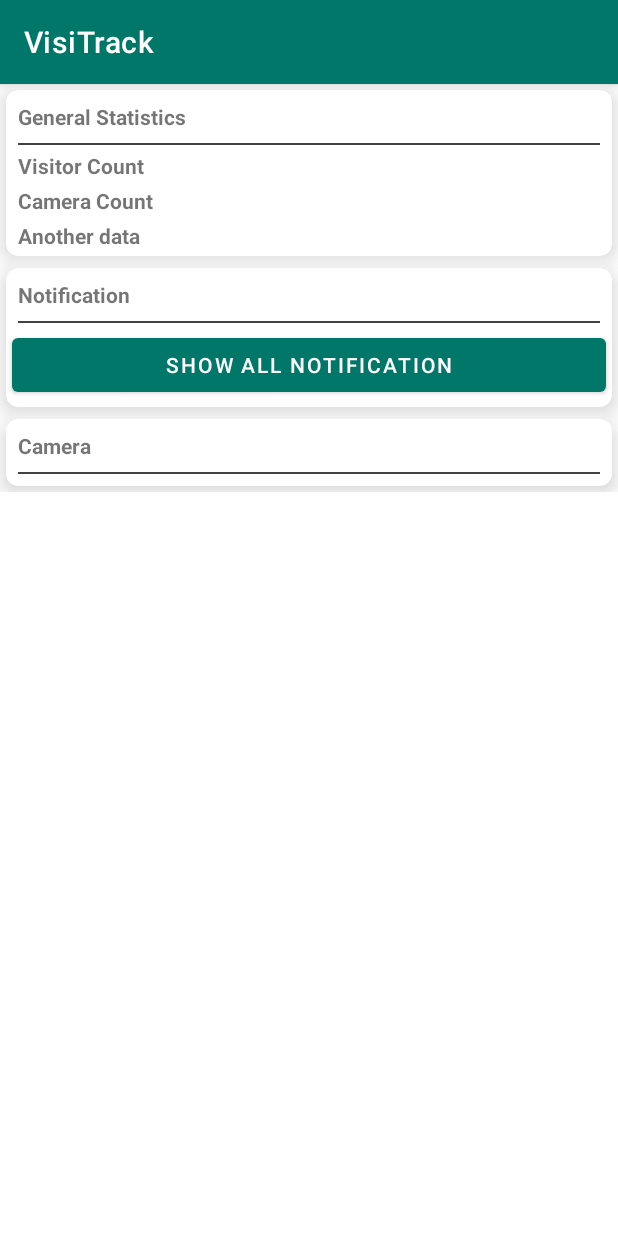
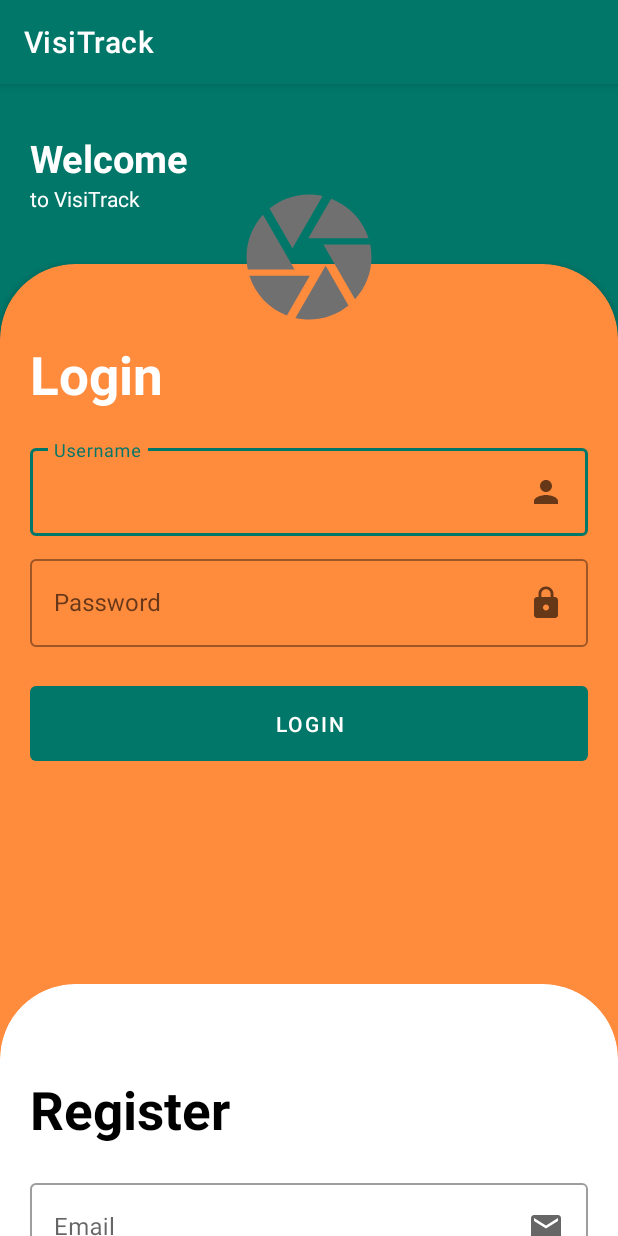
Before and after one commit to raihanrahman90/VisiTrack, an Android app: the screen it shows after launch (MainActivity before the commit, LoginActivity after it), on a phone screen of 412 x 824 dp. Run offline under Robolectric (Android 15) with nearby library versions, the light colour scheme and no system bars; our stand-ins replace CircleImageView.

Commit message:
Finished Designing Login

```diff
--- a/Android/VisiTrack/app/build.gradle
+++ b/Android/VisiTrack/app/build.gradle
@@ -42,7 +42,11 @@ dependencies {
     implementation 'androidx.appcompat:appcompat:1.3.0'
     implementation 'com.google.android.material:material:1.3.0'
     implementation 'androidx.constraintlayout:constraintlayout:2.0.4'
-    testImplementation 'junit:junit:4.+'
+    implementation 'androidx.annotation:annotation:1.2.0'
+    implementation 'androidx.lifecycle:lifecycle-livedata-ktx:2.3.1'
+    implementation 'androidx.lifecycle:lifecycle-viewmodel-ktx:2.3.1'
+    implementation 'de.hdodenhof:circleimageview:3.1.0'
+    testImplementation 'junit:junit:4.13.2'
     androidTestImplementation 'androidx.test.ext:junit:1.1.2'
     androidTestImplementation 'androidx.test.espresso:espresso-core:3.3.0'
 }
--- /dev/null
+++ b/Android/VisiTrack/app/src/main/java/com/visitrack/LoginActivity.kt
@@ -0,0 +1,14 @@
+package com.visitrack
+
+import androidx.appcompat.app.AppCompatActivity
+import android.os.Bundle
+import com.visitrack.databinding.ActivityLoginBinding
+
+class LoginActivity : AppCompatActivity() {
+    private lateinit var binding: ActivityLoginBinding
+    override fun onCreate(savedInstanceState: Bundle?) {
+        super.onCreate(savedInstanceState)
+        binding = ActivityLoginBinding.inflate(layoutInflater)
+        setContentView(binding.root)
+    }
+}
--- /dev/null
+++ b/Android/VisiTrack/app/src/main/res/drawable/ic_baseline_email_24.xml
@@ -0,0 +1,10 @@
+<vector xmlns:android="http://schemas.android.com/apk/res/android"
+    android:width="24dp"
+    android:height="24dp"
+    android:viewportWidth="24"
+    android:viewportHeight="24"
+    android:tint="?attr/colorControlNormal">
+  <path
+      android:fillColor="@android:color/white"
+      android:pathData="M20,4L4,4c-1.1,0 -1.99,0.9 -1.99,2L2,18c0,1.1 0.9,2 2,2h16c1.1,0 2,-0.9 2,-2L22,6c0,-1.1 -0.9,-2 -2,-2zM20,8l-8,5 -8,-5L4,6l8,5 8,-5v2z"/>
+</vector>
--- /dev/null
+++ b/Android/VisiTrack/app/src/main/res/drawable/ic_baseline_lock_24.xml
@@ -0,0 +1,10 @@
+<vector xmlns:android="http://schemas.android.com/apk/res/android"
+    android:width="24dp"
+    android:height="24dp"
+    android:viewportWidth="24"
+    android:viewportHeight="24"
+    android:tint="?attr/colorControlNormal">
+  <path
+      android:fillColor="@android:color/white"
+      android:pathData="M18,8h-1L17,6c0,-2.76 -2.24,-5 -5,-5S7,3.24 7,6v2L6,8c-1.1,0 -2,0.9 -2,2v10c0,1.1 0.9,2 2,2h12c1.1,0 2,-0.9 2,-2L20,10c0,-1.1 -0.9,-2 -2,-2zM12,17c-1.1,0 -2,-0.9 -2,-2s0.9,-2 2,-2 2,0.9 2,2 -0.9,2 -2,2zM15.1,8L8.9,8L8.9,6c0,-1.71 1.39,-3.1 3.1,-3.1 1.71,0 3.1,1.39 3.1,3.1v2z"/>
+</vector>
--- /dev/null
+++ b/Android/VisiTrack/app/src/main/res/drawable/ic_baseline_person_24.xml
@@ -0,0 +1,10 @@
+<vector xmlns:android="http://schemas.android.com/apk/res/android"
+    android:width="24dp"
+    android:height="24dp"
+    android:viewportWidth="24"
+    android:viewportHeight="24"
+    android:tint="?attr/colorControlNormal">
+  <path
+      android:fillColor="@android:color/white"
+      android:pathData="M12,12c2.21,0 4,-1.79 4,-4s-1.79,-4 -4,-4 -4,1.79 -4,4 1.79,4 4,4zM12,14c-2.67,0 -8,1.34 -8,4v2h16v-2c0,-2.66 -5.33,-4 -8,-4z"/>
+</vector>
--- /dev/null
+++ b/Android/VisiTrack/app/src/main/res/layout/activity_login.xml
@@ -0,0 +1,50 @@
+<?xml version="1.0" encoding="utf-8"?>
+<androidx.constraintlayout.widget.ConstraintLayout xmlns:android="http://schemas.android.com/apk/res/android"
+    xmlns:app="http://schemas.android.com/apk/res-auto"
+    xmlns:tools="http://schemas.android.com/tools"
+    android:layout_width="match_parent"
+    android:layout_height="match_parent"
+    android:background="?colorPrimary"
+    tools:context=".LoginActivity">
+
+    <TextView
+        android:id="@+id/tv_welcome"
+        android:layout_width="wrap_content"
+        android:layout_height="wrap_content"
+        android:layout_marginStart="20dp"
+        android:layout_marginTop="32dp"
+        android:text="@string/welcome"
+        android:textColor="@color/white"
+        android:textSize="25sp"
+        android:textStyle="bold"
+        app:layout_constraintStart_toStartOf="parent"
+        app:layout_constraintTop_toTopOf="parent" />
+
+    <TextView
+        android:layout_width="wrap_content"
+        android:layout_height="wrap_content"
+        android:text="@string/to_visitrack"
+        android:textColor="@color/white"
+        android:textSize="14sp"
+        app:layout_constraintStart_toStartOf="@+id/tv_welcome"
+        app:layout_constraintTop_toBottomOf="@+id/tv_welcome" />
+
+    <de.hdodenhof.circleimageview.CircleImageView
+        android:layout_width="100dp"
+        android:layout_height="100dp"
+        android:layout_marginTop="65dp"
+        android:elevation="8dp"
+        android:src="@drawable/ic_baseline_camera_200"
+        app:civ_circle_background_color="@color/white"
+        app:layout_constraintEnd_toEndOf="parent"
+        app:layout_constraintStart_toStartOf="parent"
+        app:layout_constraintTop_toTopOf="parent" />
+
+    <include
+        android:id="@+id/content_login"
+        layout="@layout/content_login"/>
+
+    <include
+        android:id="@+id/content_register"
+        layout="@layout/content_register"/>
+</androidx.constraintlayout.widget.ConstraintLayout>
--- /dev/null
+++ b/Android/VisiTrack/app/src/main/res/layout/content_login.xml
@@ -0,0 +1,85 @@
+<?xml version="1.0" encoding="utf-8"?>
+<androidx.cardview.widget.CardView xmlns:android="http://schemas.android.com/apk/res/android"
+    xmlns:app="http://schemas.android.com/apk/res-auto"
+    xmlns:tools="http://schemas.android.com/tools"
+    android:layout_width="match_parent"
+    android:layout_height="match_parent"
+    android:layout_marginTop="120dp"
+    android:layout_marginBottom="-50dp"
+    android:backgroundTint="?colorSecondary"
+    app:cardCornerRadius="50dp">
+
+    <androidx.constraintlayout.widget.ConstraintLayout
+        android:layout_width="match_parent"
+        android:layout_height="match_parent">
+
+        <TextView
+            android:id="@+id/tv_login"
+            android:layout_width="wrap_content"
+            android:layout_height="wrap_content"
+            android:layout_marginStart="20dp"
+            android:layout_marginTop="50dp"
+            android:text="@string/login"
+            android:textColor="@color/white"
+            android:textSize="35sp"
+            android:textStyle="bold"
+            app:layout_constraintStart_toStartOf="parent"
+            app:layout_constraintTop_toTopOf="parent" />
+
+        <com.google.android.material.textfield.TextInputLayout
+            android:id="@+id/layout_username"
+            android:layout_width="match_parent"
+            android:layout_height="wrap_content"
+            android:layout_marginEnd="20dp"
+            android:layout_marginStart="20dp"
+            android:layout_marginTop="20dp"
+            style="@style/Widget.MaterialComponents.TextInputLayout.OutlinedBox"
+            app:layout_constraintEnd_toEndOf="parent"
+            app:layout_constraintStart_toStartOf="parent"
+            app:layout_constraintTop_toBottomOf="@+id/tv_login">
+
+            <com.google.android.material.textfield.TextInputEditText
+                android:id="@+id/edt_username"
+                android:layout_width="match_parent"
+                android:layout_height="match_parent"
+                android:hint="@string/username"
+                android:drawableEnd="@drawable/ic_baseline_person_24"/>
+        </com.google.android.material.textfield.TextInputLayout>
+
+        <com.google.android.material.textfield.TextInputLayout
+            android:id="@+id/layout_password"
+            android:layout_width="match_parent"
+            android:layout_height="wrap_content"
+            android:layout_marginEnd="20dp"
+            android:layout_marginStart="20dp"
+            android:layout_marginTop="10dp"
+            style="@style/Widget.MaterialComponents.TextInputLayout.OutlinedBox"
+            app:layout_constraintEnd_toEndOf="parent"
+            app:layout_constraintStart_toStartOf="parent"
+            app:layout_constraintTop_toBottomOf="@+id/layout_username">
+
+            <com.google.android.material.textfield.TextInputEditText
+                android:id="@+id/edt_password"
+                android:layout_width="match_parent"
+                android:layout_height="match_parent"
+                android:drawableEnd="@drawable/ic_baseline_lock_24"
+                android:hint="@string/password"
+                android:inputType="textPassword"/>
+        </com.google.android.material.textfield.TextInputLayout>
+
+        <Button
+            android:id="@+id/btn_login"
+            android:layout_width="0dp"
+            android:layout_height="wrap_content"
+            android:layout_marginEnd="20dp"
+            android:layout_marginStart="20dp"
+            android:layout_marginTop="20dp"
+            android:paddingBottom="15dp"
+            android:paddingTop="15dp"
+            android:text="@string/login"
+            style="@style/Widget.MaterialComponents.Button.UnelevatedButton"
+            app:layout_constraintEnd_toEndOf="parent"
+            app:layout_constraintStart_toStartOf="parent"
+            app:layout_constraintTop_toBottomOf="@+id/layout_password" />
+    </androidx.constraintlayout.widget.ConstraintLayout>
+</androidx.cardview.widget.CardView>
--- /dev/null
+++ b/Android/VisiTrack/app/src/main/res/layout/content_register.xml
@@ -0,0 +1,105 @@
+<?xml version="1.0" encoding="utf-8"?>
+<androidx.cardview.widget.CardView xmlns:android="http://schemas.android.com/apk/res/android"
+    xmlns:app="http://schemas.android.com/apk/res-auto"
+    xmlns:tools="http://schemas.android.com/tools"
+    android:layout_width="match_parent"
+    android:layout_height="match_parent"
+    android:layout_marginTop="600dp"
+    android:layout_marginBottom="-50dp"
+    app:cardCornerRadius="50dp">
+
+    <androidx.constraintlayout.widget.ConstraintLayout
+        android:layout_width="match_parent"
+        android:layout_height="match_parent">
+
+        <TextView
+            android:id="@+id/tv_register"
+            android:layout_width="wrap_content"
+            android:layout_height="wrap_content"
+            android:layout_marginStart="20dp"
+            android:layout_marginTop="60dp"
+            android:text="@string/register"
+            android:textColor="@color/black"
+            android:textSize="35sp"
+            android:textStyle="bold"
+            app:layout_constraintStart_toStartOf="parent"
+            app:layout_constraintTop_toTopOf="parent" />
+
+        <com.google.android.material.textfield.TextInputLayout
+            android:id="@+id/layout_email"
+            android:layout_width="match_parent"
+            android:layout_height="wrap_content"
+            android:layout_marginEnd="20dp"
+            android:layout_marginStart="20dp"
+            android:layout_marginTop="20dp"
+            style="@style/Widget.MaterialComponents.TextInputLayout.OutlinedBox"
+            app:layout_constraintEnd_toEndOf="parent"
+            app:layout_constraintStart_toStartOf="parent"
+            app:layout_constraintTop_toBottomOf="@+id/tv_register">
+
+            <com.google.android.material.textfield.TextInputEditText
+                android:id="@+id/edt_email"
+                android:layout_width="match_parent"
+                android:layout_height="match_parent"
+                android:hint="@string/email"
+                android:drawableEnd="@drawable/ic_baseline_email_24"
+                android:inputType="textEmailAddress"/>
+        </com.google.android.material.textfield.TextInputLayout>
+
+        <com.google.android.material.textfield.TextInputLayout
+            android:id="@+id/layout_username"
+            android:layout_width="match_parent"
+            android:layout_height="wrap_content"
+            android:layout_marginEnd="20dp"
+            android:layout_marginStart="20dp"
+            android:layout_marginTop="10dp"
+            style="@style/Widget.MaterialComponents.TextInputLayout.OutlinedBox"
+            app:layout_constraintEnd_toEndOf="parent"
+            app:layout_constraintStart_toStartOf="parent"
+            app:layout_constraintTop_toBottomOf="@+id/layout_email">
+
+            <com.google.android.material.textfield.TextInputEditText
+                android:id="@+id/edt_username"
+                android:layout_width="match_parent"
+                android:layout_height="match_parent"
+                android:hint="@string/username"
+                android:drawableEnd="@drawable/ic_baseline_person_24"/>
+        </com.google.android.material.textfield.TextInputLayout>
+
+        <com.google.android.material.textfield.TextInputLayout
+            android:id="@+id/layout_password"
+            android:layout_width="match_parent"
+            android:layout_height="wrap_content"
+            android:layout_marginEnd="20dp"
+            android:layout_marginStart="20dp"
+            android:layout_marginTop="10dp"
+            style="@style/Widget.MaterialComponents.TextInputLayout.OutlinedBox"
+            app:layout_constraintEnd_toEndOf="parent"
+            app:layout_constraintStart_toStartOf="parent"
+            app:layout_constraintTop_toBottomOf="@+id/layout_username">
+
+            <com.google.android.material.textfield.TextInputEditText
+                android:id="@+id/edt_password"
+                android:layout_width="match_parent"
+                android:layout_height="match_parent"
+                android:drawableEnd="@drawable/ic_baseline_lock_24"
+                android:hint="@string/password"
+                android:inputType="textPassword"/>
+        </com.google.android.material.textfield.TextInputLayout>
+
+        <Button
+            android:id="@+id/btn_register"
+            android:layout_width="0dp"
+            android:layout_height="wrap_content"
+            android:layout_marginEnd="20dp"
+            android:layout_marginStart="20dp"
+            android:layout_marginTop="20dp"
+            android:paddingBottom="15dp"
+            android:paddingTop="15dp"
+            android:text="@string/register"
+            style="@style/Widget.MaterialComponents.Button.UnelevatedButton"
+            app:layout_constraintEnd_toEndOf="parent"
+            app:layout_constraintStart_toStartOf="parent"
+            app:layout_constraintTop_toBottomOf="@+id/layout_password" />
+    </androidx.constraintlayout.widget.ConstraintLayout>
+</androidx.cardview.widget.CardView>
--- a/Android/VisiTrack/app/src/main/res/values/strings.xml
+++ b/Android/VisiTrack/app/src/main/res/values/strings.xml
@@ -1,7 +1,7 @@
 <resources>
     <string name="app_name">VisiTrack</string>
 
-    <string name="dummy_number">79</string>
+    <string name="dummy_number">898</string>
     <string name="dummy_text">Lorem ipsum dolor sit amet.</string>
     <string name="dummy_text_long">Lorem ipsum dolor sit amet, consectetur adipiscing elit. Morbi gravida elementum molestie. Integer sit amet aliquam eros, sit amet tempor.</string>
     <string name="dummy_time">14:20</string>
@@ -29,4 +29,11 @@
     <string name="camera_name">Camera Name</string>
     <string name="camera_statistics">Camera Statistics</string>
     <string name="violation_count">Violation Count</string>
+    <string name="welcome">Welcome</string>
+    <string name="to_visitrack">to VisiTrack</string>
+    <string name="login">Login</string>
+    <string name="username">Username</string>
+    <string name="password">Password</string>
+    <string name="register">Register</string>
+    <string name="email">Email</string>
 </resources>
```
Also changed, not shown: Android/VisiTrack/app/src/main/AndroidManifest.xml (+4 -3 lines).
